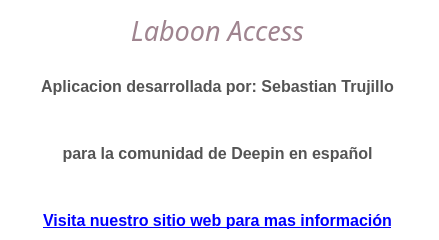
Before: the Qt Designer form gui/nosotros.ui in s384/LaboonAccess, drawn with Qt 5.
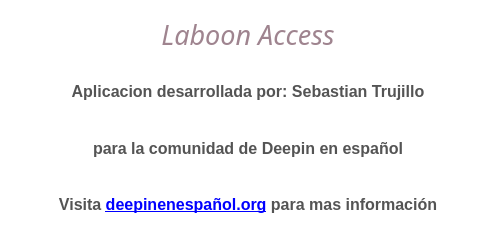
After: the same form once the commit is applied. Icons and pictures are not drawn.

Patch:
```diff
--- a/gui/nosotros.ui
+++ b/gui/nosotros.ui
@@ -6,8 +6,8 @@
    <rect>
     <x>0</x>
     <y>0</y>
-    <width>439</width>
-    <height>240</height>
+    <width>495</width>
+    <height>237</height>
    </rect>
   </property>
   <property name="font">
@@ -24,19 +24,20 @@
     <normaloff>../icons/control parental.svg</normaloff>../icons/control parental.svg</iconset>
   </property>
   <property name="styleSheet">
-   <string notr="true">background-color: rgb(255, 255, 255);</string>
+   <string notr="true">background-color: rgb(255, 255, 255);
+border-radius: 40px;</string>
   </property>
   <widget class="QWidget" name="gridLayoutWidget">
    <property name="geometry">
     <rect>
      <x>9</x>
      <y>9</y>
-     <width>417</width>
+     <width>478</width>
      <height>221</height>
     </rect>
    </property>
    <layout class="QGridLayout" name="gridLayout">
-    <item row="0" column="0">
+    <item row="0" column="0" rowspan="4">
      <spacer name="verticalSpacer">
       <property name="orientation">
        <enum>Qt::Vertical</enum>
@@ -49,7 +50,7 @@
       </property>
      </spacer>
     </item>
-    <item row="2" column="1">
+    <item row="1" column="1">
      <widget class="QLabel" name="label_2">
       <property name="font">
        <font>
@@ -71,43 +72,28 @@
      </widget>
     </item>
     <item row="3" column="1">
-     <spacer name="verticalSpacer_3">
-      <property name="orientation">
-       <enum>Qt::Vertical</enum>
+     <widget class="QLabel" name="label_4">
+      <property name="font">
+       <font>
+        <family>Cantarell</family>
+        <pointsize>12</pointsize>
+        <weight>75</weight>
+        <bold>true</bold>
+       </font>
       </property>
-      <property name="sizeHint" stdset="0">
-       <size>
-        <width>20</width>
-        <height>20</height>
-       </size>
+      <property name="styleSheet">
+       <string notr="true">color: rgb(84, 84, 84);</string>
       </property>
-     </spacer>
-    </item>
-    <item row="1" column="1">
-     <spacer name="horizontalSpacer">
-      <property name="orientation">
-       <enum>Qt::Horizontal</enum>
+      <property name="text">
+       <string>&lt;html&gt;&lt;head/&gt;&lt;body&gt;&lt;p&gt;Visita &lt;a href=&quot;https://deepinenespañol.org/&quot;&gt;&lt;span style=&quot; text-decoration: underline; color:#0000ff;&quot;&gt;deepinenespañol.org&lt;/span&gt;&lt;/a&gt; para mas información&lt;/p&gt;&lt;/body&gt;&lt;/html&gt;</string>
       </property>
-      <property name="sizeHint" stdset="0">
-       <size>
-        <width>40</width>
-        <height>20</height>
-       </size>
+      <property name="textFormat">
+       <enum>Qt::RichText</enum>
       </property>
-     </spacer>
-    </item>
-    <item row="0" column="2">
-     <spacer name="verticalSpacer_2">
-      <property name="orientation">
-       <enum>Qt::Vertical</enum>
+      <property name="alignment">
+       <set>Qt::AlignCenter</set>
       </property>
-      <property name="sizeHint" stdset="0">
-       <size>
-        <width>20</width>
-        <height>40</height>
-       </size>
-      </property>
-     </spacer>
+     </widget>
     </item>
     <item row="0" column="1">
      <widget class="QLabel" name="label">
@@ -131,7 +117,20 @@
       </property>
      </widget>
     </item>
-    <item row="4" column="1">
+    <item row="0" column="2" rowspan="4">
+     <spacer name="verticalSpacer_2">
+      <property name="orientation">
+       <enum>Qt::Vertical</enum>
+      </property>
+      <property name="sizeHint" stdset="0">
+       <size>
+        <width>20</width>
+        <height>40</height>
+       </size>
+      </property>
+     </spacer>
+    </item>
+    <item row="2" column="1">
      <widget class="QLabel" name="label_3">
       <property name="font">
        <font>
@@ -152,43 +151,6 @@
       </property>
      </widget>
     </item>
-    <item row="5" column="1">
-     <spacer name="verticalSpacer_4">
-      <property name="orientation">
-       <enum>Qt::Vertical</enum>
-      </property>
-      <property name="sizeHint" stdset="0">
-       <size>
-        <width>20</width>
-        <height>20</height>
-       </size>
-      </property>
-     </spacer>
-    </item>
-    <item row="6" column="1">
-     <widget class="QLabel" name="label_4">
-      <property name="font">
-       <font>
-        <family>Cantarell</family>
-        <pointsize>12</pointsize>
-        <weight>75</weight>
-        <bold>true</bold>
-       </font>
-      </property>
-      <property name="styleSheet">
-       <string notr="true">color: rgb(84, 84, 84);</string>
-      </property>
-      <property name="text">
-       <string>&lt;a href=&quot;https://deepinenespañol.org/&quot;&gt;Visita nuestro sitio web para mas información&lt;/a&gt;</string>
-      </property>
-      <property name="textFormat">
-       <enum>Qt::RichText</enum>
-      </property>
-      <property name="alignment">
-       <set>Qt::AlignCenter</set>
-      </property>
-     </widget>
-    </item>
    </layout>
   </widget>
  </widget>
```
